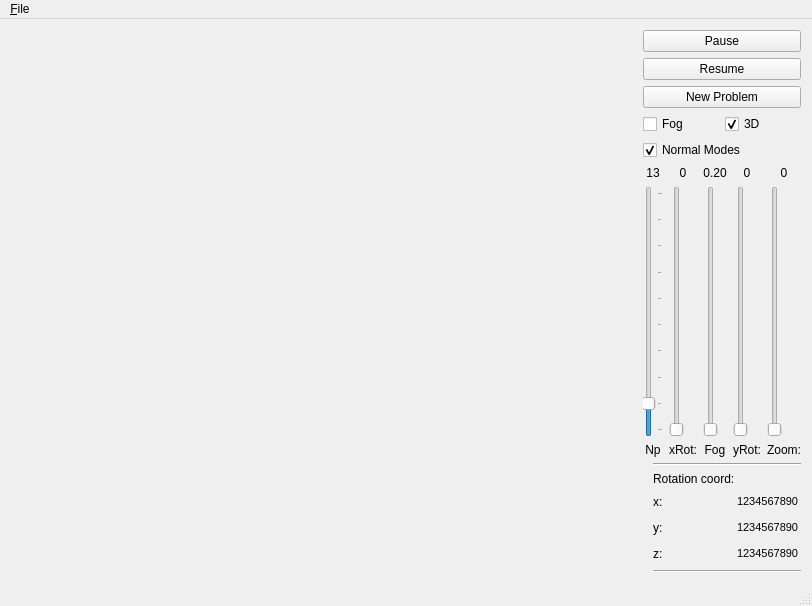
Before: the Qt Designer form Atomical/Qt4/mainwindow.ui in nagyistoce/cocoatutorials, drawn with Qt 5.
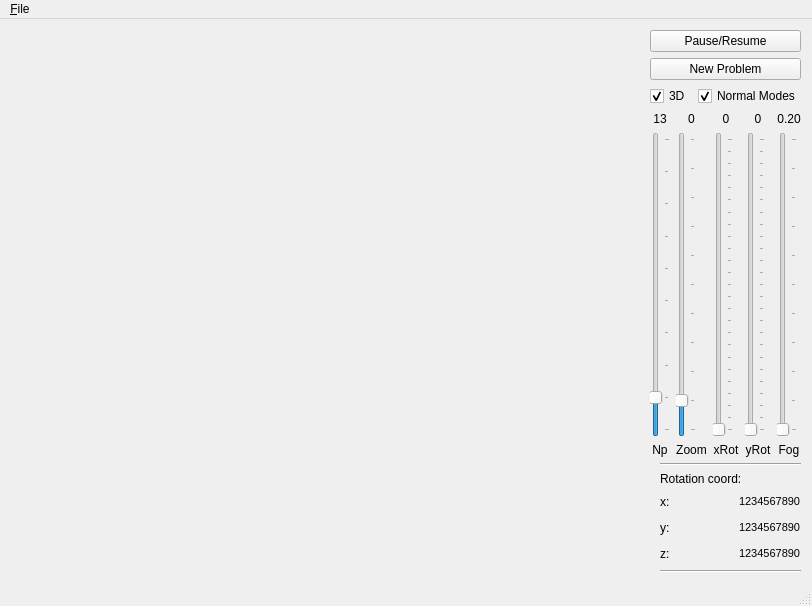
After: the same form once the commit is applied. Icons and pictures are not drawn.

Commit message: Fixed the fog ui sliders. (going to work on the zoom/xRot/yRot next)

Diff of the .ui file:
```diff
--- a/Atomical/Qt4/mainwindow.ui
+++ b/Atomical/Qt4/mainwindow.ui
@@ -55,14 +55,7 @@
       <item>
        <widget class="QPushButton" name="pauseButton">
         <property name="text">
-         <string>Pause</string>
-        </property>
-       </widget>
-      </item>
-      <item>
-       <widget class="QPushButton" name="resumeButton">
-        <property name="text">
-         <string>Resume</string>
+         <string>Pause/Resume</string>
         </property>
        </widget>
       </item>
@@ -75,13 +68,6 @@
       </item>
       <item>
        <layout class="QHBoxLayout" name="horizontalLayout_7">
-        <item>
-         <widget class="QCheckBox" name="fog">
-          <property name="text">
-           <string>Fog</string>
-          </property>
-         </widget>
-        </item>
         <item>
          <widget class="QCheckBox" name="threeD">
           <property name="minimumSize">
@@ -98,10 +84,6 @@
           </property>
          </widget>
         </item>
-       </layout>
-      </item>
-      <item>
-       <layout class="QHBoxLayout" name="horizontalLayout_8">
         <item>
          <widget class="QCheckBox" name="normalModes">
           <property name="text">
@@ -162,6 +144,55 @@
           </item>
          </layout>
         </item>
+        <item>
+         <layout class="QVBoxLayout" name="zRotLayout">
+          <item>
+           <widget class="QLabel" name="zoomValue">
+            <property name="text">
+             <string>0</string>
+            </property>
+            <property name="alignment">
+             <set>Qt::AlignCenter</set>
+            </property>
+           </widget>
+          </item>
+          <item>
+           <widget class="QSlider" name="zoomSlider">
+            <property name="maximum">
+             <number>1001</number>
+            </property>
+            <property name="pageStep">
+             <number>100</number>
+            </property>
+            <property name="value">
+             <number>101</number>
+            </property>
+            <property name="tracking">
+             <bool>true</bool>
+            </property>
+            <property name="orientation">
+             <enum>Qt::Vertical</enum>
+            </property>
+            <property name="tickPosition">
+             <enum>QSlider::TicksBelow</enum>
+            </property>
+            <property name="tickInterval">
+             <number>100</number>
+            </property>
+           </widget>
+          </item>
+          <item>
+           <widget class="QLabel" name="zoomLabel">
+            <property name="text">
+             <string>Zoom</string>
+            </property>
+            <property name="alignment">
+             <set>Qt::AlignCenter</set>
+            </property>
+           </widget>
+          </item>
+         </layout>
+        </item>
         <item>
          <layout class="QVBoxLayout" name="zoomLayout">
           <item>
@@ -175,12 +206,77 @@
            </widget>
           </item>
           <item>
-           <widget class="QSlider" name="zoomSlider"/>
+           <widget class="QSlider" name="xRotSlider">
+            <property name="maximum">
+             <number>360</number>
+            </property>
+            <property name="singleStep">
+             <number>15</number>
+            </property>
+            <property name="pageStep">
+             <number>15</number>
+            </property>
+            <property name="tracking">
+             <bool>true</bool>
+            </property>
+            <property name="tickPosition">
+             <enum>QSlider::TicksBelow</enum>
+            </property>
+            <property name="tickInterval">
+             <number>15</number>
+            </property>
+           </widget>
           </item>
           <item>
            <widget class="QLabel" name="xRotLabel">
             <property name="text">
-             <string>xRot:</string>
+             <string>xRot</string>
+            </property>
+            <property name="alignment">
+             <set>Qt::AlignCenter</set>
+            </property>
+           </widget>
+          </item>
+         </layout>
+        </item>
+        <item>
+         <layout class="QVBoxLayout" name="xRotLayout">
+          <item>
+           <widget class="QLabel" name="yRotValue">
+            <property name="text">
+             <string>0</string>
+            </property>
+            <property name="alignment">
+             <set>Qt::AlignCenter</set>
+            </property>
+           </widget>
+          </item>
+          <item>
+           <widget class="QSlider" name="yRotSlider">
+            <property name="maximum">
+             <number>360</number>
+            </property>
+            <property name="pageStep">
+             <number>15</number>
+            </property>
+            <property name="tracking">
+             <bool>true</bool>
+            </property>
+            <property name="orientation">
+             <enum>Qt::Vertical</enum>
+            </property>
+            <property name="tickPosition">
+             <enum>QSlider::TicksBelow</enum>
+            </property>
+            <property name="tickInterval">
+             <number>15</number>
+            </property>
+           </widget>
+          </item>
+          <item>
+           <widget class="QLabel" name="yRotLabel">
+            <property name="text">
+             <string>yRot</string>
             </property>
             <property name="alignment">
              <set>Qt::AlignCenter</set>
@@ -202,10 +298,25 @@
            </widget>
           </item>
           <item>
-           <widget class="QSlider" name="verticalSlider_3">
+           <widget class="QSlider" name="fogSlider">
+            <property name="maximum">
+             <number>20</number>
+            </property>
+            <property name="pageStep">
+             <number>1</number>
+            </property>
+            <property name="tracking">
+             <bool>true</bool>
+            </property>
             <property name="orientation">
              <enum>Qt::Vertical</enum>
             </property>
+            <property name="tickPosition">
+             <enum>QSlider::TicksBelow</enum>
+            </property>
+            <property name="tickInterval">
+             <number>2</number>
+            </property>
            </widget>
           </item>
           <item>
@@ -220,68 +331,6 @@
           </item>
          </layout>
         </item>
-        <item>
-         <layout class="QVBoxLayout" name="xRotLayout">
-          <item>
-           <widget class="QLabel" name="yRotValue">
-            <property name="text">
-             <string>0</string>
-            </property>
-            <property name="alignment">
-             <set>Qt::AlignCenter</set>
-            </property>
-           </widget>
-          </item>
-          <item>
-           <widget class="QSlider" name="verticalSlider">
-            <property name="orientation">
-             <enum>Qt::Vertical</enum>
-            </property>
-           </widget>
-          </item>
-          <item>
-           <widget class="QLabel" name="yRotLabel">
-            <property name="text">
-             <string>yRot:</string>
-            </property>
-            <property name="alignment">
-             <set>Qt::AlignCenter</set>
-            </property>
-           </widget>
-          </item>
-         </layout>
-        </item>
-        <item>
-         <layout class="QVBoxLayout" name="zRotLayout">
-          <item>
-           <widget class="QLabel" name="zoomValue">
-            <property name="text">
-             <string>0</string>
-            </property>
-            <property name="alignment">
-             <set>Qt::AlignCenter</set>
-            </property>
-           </widget>
-          </item>
-          <item>
-           <widget class="QSlider" name="verticalSlider_2">
-            <property name="orientation">
-             <enum>Qt::Vertical</enum>
-            </property>
-           </widget>
-          </item>
-          <item>
-           <widget class="QLabel" name="zoomLabel">
-            <property name="text">
-             <string>Zoom:</string>
-            </property>
-            <property name="alignment">
-             <set>Qt::AlignCenter</set>
-            </property>
-           </widget>
-          </item>
-         </layout>
-        </item>
        </layout>
       </item>
       <item>
```
Left out of the diff: 55 changed lines with no effect on the pictures. The commit also changes 2 other files.
